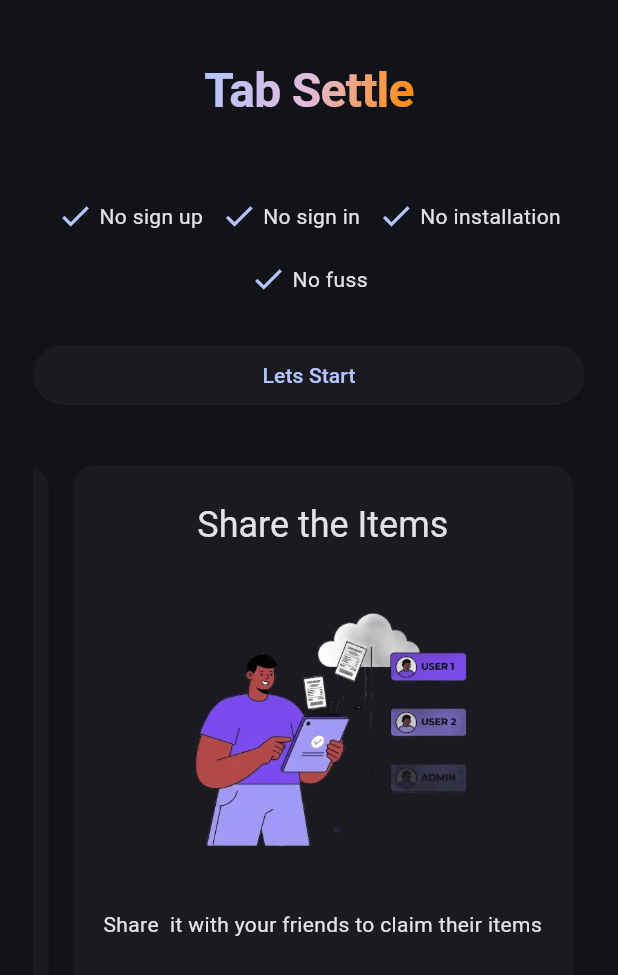
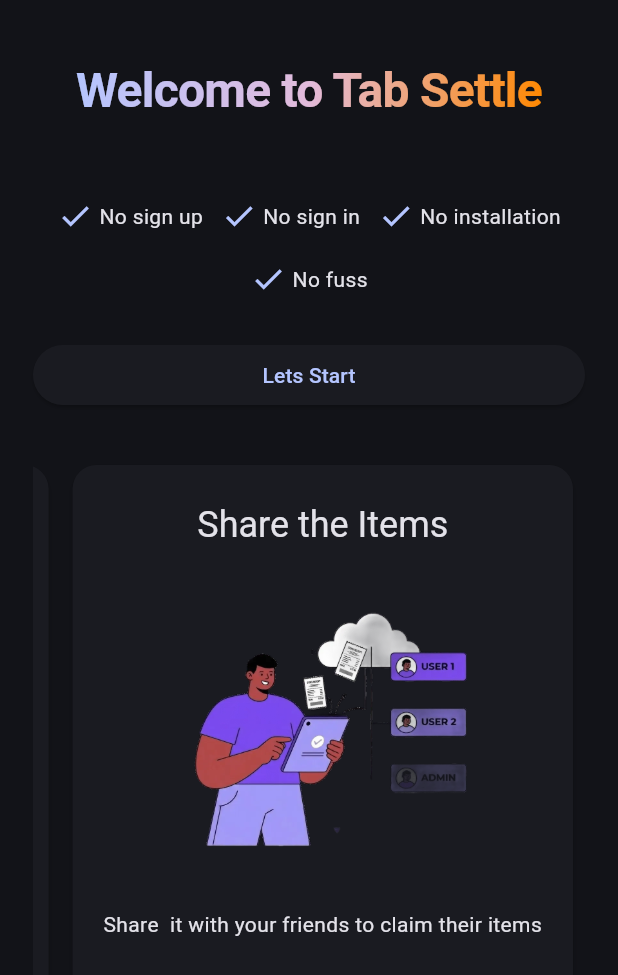
Before and after one commit to mcdona22/tab_settle, a Flutter app: the screen it shows after launch, on a phone screen of 412 x 824 dp. Shown: the top 975 px of the screen. Run offline on Flutter 3.47's test engine with Material 3 defaults, Android fonts, the phone set to English and light mode, and no system bars; our stand-ins replace cloud_firestore, firebase_core, flutter_dotenv, flutter_hooks, freezed_annotation, go_router and 5 more; missing offline and left inert: flutter_loggy; accounts and stored records are empty; generated files the repository leaves out were written again.

Commit message:
housekeeping refactoring to promote composition

```diff
--- /dev/null
+++ b/lib/core/presentation/screen_title.dart
@@ -0,0 +1,32 @@
+import 'package:flutter/material.dart';
+
+class ScreenTitle extends StatelessWidget {
+  const ScreenTitle({required this.label, super.key});
+
+  final String label;
+
+  @override
+  Widget build(BuildContext context) {
+    final theme = Theme.of(context);
+    return ShaderMask(
+      shaderCallback: (bounds) => LinearGradient(
+        colors: [
+          theme.colorScheme.primary,
+          theme.colorScheme.tertiary,
+          theme.colorScheme.secondary,
+        ],
+        begin: Alignment.topLeft,
+        end: Alignment.bottomRight,
+      ).createShader(bounds),
+      child: Text(
+        label,
+        textAlign: TextAlign.center,
+        style: theme.textTheme.headlineLarge?.copyWith(
+          fontWeight: FontWeight.bold,
+          letterSpacing: -0.5,
+          color: Colors.white, // Color must be white for ShaderMask
+        ),
+      ),
+    );
+  }
+}
--- a/lib/features/bill_analyse/presentation/scanned_bill_page.dart
+++ b/lib/features/bill_analyse/presentation/scanned_bill_page.dart
@@ -5,6 +5,7 @@ import 'package:loggy/loggy.dart';
 import 'package:tab_settle/core/presentation/action_button.dart';
 import 'package:tab_settle/core/presentation/async_value_widget.dart';
 import 'package:tab_settle/core/presentation/mobile_first_container.dart';
+import 'package:tab_settle/core/presentation/screen_title.dart';
 import 'package:tab_settle/core/presentation/ui_dimensions.dart';
 import 'package:tab_settle/core/presentation/utils.dart';
 import 'package:tab_settle/core/routing/router.dart';
@@ -12,7 +13,6 @@ import 'package:tab_settle/features/bill_analyse/application/bill_scan_provider.
 import 'package:tab_settle/features/bill_analyse/data/receipt_dto.dart';
 import 'package:tab_settle/features/bill_analyse/presentation/receipt_dto_overview.dart';
 import 'package:tab_settle/features/bill_analyse/presentation/scanned_bill_controller.dart';
-import 'package:tab_settle/features/home/home_page.dart';
 import 'package:tab_settle/features/receipt/data/receipt.dart';
 
 class ScannedBillPage extends HookConsumerWidget with UiLoggy {
--- a/lib/features/bill_analyse/service/gemini_service.dart
+++ b/lib/features/bill_analyse/service/gemini_service.dart
@@ -81,9 +81,9 @@ class GeminiService with UiLoggy {
     return Uint8List.fromList(img.encodeJpg(sharpened, quality: 90));
   }
 
-  String _buildFastReceiptPrompt(String rawText) {
-    return ' $prompt\nRAWTEXT: $rawText \nRAW TEXT:$rawText';
-  }
+  // String _buildFastReceiptPrompt(String rawText) {
+  //   return ' $prompt\nRAWTEXT: $rawText \nRAW TEXT:$rawText';
+  // }
 
   // Future<List<String>> listAvailableModels(String apiKey) async {
   //   final url = Uri.parse(
--- a/lib/features/bill_reduce/presentation/bill_presentation_page.dart
+++ b/lib/features/bill_reduce/presentation/bill_presentation_page.dart
@@ -2,12 +2,11 @@ import 'package:flutter/material.dart';
 import 'package:hooks_riverpod/hooks_riverpod.dart';
 import 'package:loggy/loggy.dart';
 import 'package:tab_settle/core/extensions/double.extensions.dart';
+import 'package:tab_settle/core/presentation/screen_title.dart';
 import 'package:tab_settle/core/presentation/ui_dimensions.dart';
 import 'package:tab_settle/core/presentation/utils.dart';
 import 'package:tab_settle/features/bill_analyse/presentation/scanned_bill_page.dart';
-import 'package:tab_settle/features/home/home_page.dart';
-
-import '../../receipt/data/receipt.dart';
+import 'package:tab_settle/features/receipt/data/receipt.dart';
 
 class BillPresentationPage extends HookConsumerWidget with UiLoggy {
   const BillPresentationPage({required this.receipt, super.key});
--- a/lib/features/bill_submit/bill_submission_controller.dart
+++ b/lib/features/bill_submit/bill_submission_controller.dart
@@ -16,7 +16,7 @@ class BillSubmissionController extends _$BillSubmissionController with UiLoggy {
     final picker = ImagePicker();
     state = await AsyncValue.guard(() async {
       final response = await picker.pickImage(source: ImageSource.gallery);
-      final filePath = response!.path ?? "";
+      final filePath = response!.path;
       loggy.debug('response created : $filePath');
 
       return filePath;
--- a/lib/features/bill_submit/bill_submission_page.dart
+++ b/lib/features/bill_submit/bill_submission_page.dart
@@ -1,28 +1,23 @@
 import 'package:flutter/material.dart';
-import 'package:flutter_hooks/flutter_hooks.dart';
 import 'package:go_router/go_router.dart';
 import 'package:hooks_riverpod/hooks_riverpod.dart';
 import 'package:loggy/loggy.dart';
 import 'package:tab_settle/core/presentation/action_button.dart';
 import 'package:tab_settle/core/presentation/async_value_widget.dart';
 import 'package:tab_settle/core/presentation/mobile_first_container.dart';
+import 'package:tab_settle/core/presentation/screen_title.dart';
 import 'package:tab_settle/core/presentation/ui_dimensions.dart';
 import 'package:tab_settle/core/presentation/utils.dart';
 import 'package:tab_settle/core/routing/router.dart';
 import 'package:tab_settle/features/bill_submit/bill_submission_controller.dart';
-import 'package:tab_settle/features/home/home_page.dart';
 
 class BillSubmissionPage extends HookConsumerWidget with UiLoggy {
   const BillSubmissionPage({super.key});
-
-  // final String receiptName;
 
   @override
   Widget build(BuildContext context, WidgetRef ref) {
     final fileNameState = ref.watch(billSubmissionControllerProvider);
     loggy.debug('Filename state: "${fileNameState.value}"');
-    final qualifiedPathName = useState('');
-    // final qualifiedPathName = 'assets/test_receipts/$receiptName';
 
     return Scaffold(
       appBar: createAppBar(context, ScreenTitle(label: 'Get The Receipt')),
--- a/lib/features/home/home_page.dart
+++ b/lib/features/home/home_page.dart
@@ -7,6 +7,7 @@ import 'package:hooks_riverpod/hooks_riverpod.dart';
 import 'package:loggy/loggy.dart';
 import 'package:tab_settle/core/presentation/action_button.dart';
 import 'package:tab_settle/core/presentation/mobile_first_container.dart';
+import 'package:tab_settle/core/presentation/screen_title.dart';
 import 'package:tab_settle/core/presentation/utils.dart';
 import 'package:tab_settle/core/routing/router.dart';
 import 'package:tab_settle/features/home/image_card.dart';
@@ -40,11 +41,6 @@ class HomePage extends HookConsumerWidget with UiLoggy {
 
   @override
   Widget build(BuildContext context, WidgetRef ref) {
-    // ref.read(geminiServiceProvider); // warms up the service
-    // final models = ref.watch(geminiServiceProvider);
-    // final Future<List<dynamic>> modelsData = models.listAvailableModels(
-    //   ref.watch(geminiApiKeyProvider),
-    // );
     final carouselController = useCarouselController();
     final currentPage = useState(0);
     final stepsCount = cards.length;
@@ -66,11 +62,12 @@ class HomePage extends HookConsumerWidget with UiLoggy {
 
     final cardHeight = 450.0;
 
-    final theme = Theme.of(context);
     final slogans = ['No sign up', 'No sign in', 'No installation', 'No fuss'];
     return Scaffold(
-      appBar: createAppBar(context, ScreenTitle(label: 'Tab Settle')),
-      // appBar: AppBar(title: const Text('Tab Settle'), centerTitle: true),
+      appBar: createAppBar(
+        context,
+        ScreenTitle(label: 'Welcome to Tab Settle'),
+      ),
       body: SafeArea(
         child: MobileFirstContainer(
           child: SingleChildScrollView(
@@ -79,20 +76,7 @@ class HomePage extends HookConsumerWidget with UiLoggy {
               mainAxisAlignment: MainAxisAlignment.center,
               spacing: 28.0,
               children: [
-                Wrap(
-                  spacing: 12.0,
-                  runSpacing: 18.0,
-                  alignment: WrapAlignment.center,
-                  children: List.generate(
-                    slogans.length,
-                    (i) => Slogan(
-                      children: [
-                        Icon(Icons.check, color: theme.colorScheme.primary),
-                        Text(slogans[i]),
-                      ],
-                    ),
-                  ),
-                ),
+                SloganWrap(slogans: slogans),
                 ActionButton(
                   label: 'Lets Start',
                   onPressed: () => context.pushNamed(AppRoute.addReceipt.name),
@@ -144,31 +128,24 @@ class HomePage extends HookConsumerWidget with UiLoggy {
   }
 }
 
-class ScreenTitle extends StatelessWidget {
-  const ScreenTitle({required this.label, super.key});
+class SloganWrap extends StatelessWidget {
+  const SloganWrap({super.key, required this.slogans});
 
-  final String label;
+  final List<String> slogans;
 
   @override
   Widget build(BuildContext context) {
-    final theme = Theme.of(context);
-    return ShaderMask(
-      shaderCallback: (bounds) => LinearGradient(
-        colors: [
-          theme.colorScheme.primary,
-          theme.colorScheme.tertiary,
-          theme.colorScheme.secondary,
-        ],
-        begin: Alignment.topLeft,
-        end: Alignment.bottomRight,
-      ).createShader(bounds),
-      child: Text(
-        label,
-        textAlign: TextAlign.center,
-        style: theme.textTheme.headlineLarge?.copyWith(
-          fontWeight: FontWeight.bold,
-          letterSpacing: -0.5,
-          color: Colors.white, // Color must be white for ShaderMask
+    return Wrap(
+      spacing: 12.0,
+      runSpacing: 18.0,
+      alignment: WrapAlignment.center,
+      children: List.generate(
+        slogans.length,
+        (i) => Slogan(
+          children: [
+            Icon(Icons.check, color: Theme.of(context).colorScheme.primary),
+            Text(slogans[i]),
+          ],
         ),
       ),
     );
@@ -182,14 +159,10 @@ class Slogan extends StatelessWidget {
 
   @override
   Widget build(BuildContext context) {
-    return Container(
-      decoration: null,
-      // decoration: correctionOutline(context),
-      child: Row(
-        spacing: 4.0,
-        mainAxisSize: MainAxisSize.min,
-        children: children,
-      ),
+    return Row(
+      spacing: 4.0,
+      mainAxisSize: MainAxisSize.min,
+      children: children,
     );
   }
 }
--- a/lib/features/receipt/presentation/receipt_dashboard_page.dart
+++ b/lib/features/receipt/presentation/receipt_dashboard_page.dart
@@ -2,9 +2,8 @@ import 'package:flutter/material.dart';
 import 'package:hooks_riverpod/hooks_riverpod.dart';
 import 'package:loggy/loggy.dart';
 import 'package:tab_settle/core/presentation/mobile_first_container.dart';
+import 'package:tab_settle/core/presentation/screen_title.dart';
 import 'package:tab_settle/core/presentation/utils.dart';
-
-import '../../home/home_page.dart';
 
 class ReceiptDashboardPage extends HookConsumerWidget with UiLoggy {
   const ReceiptDashboardPage({required this.receiptId, super.key});
```
